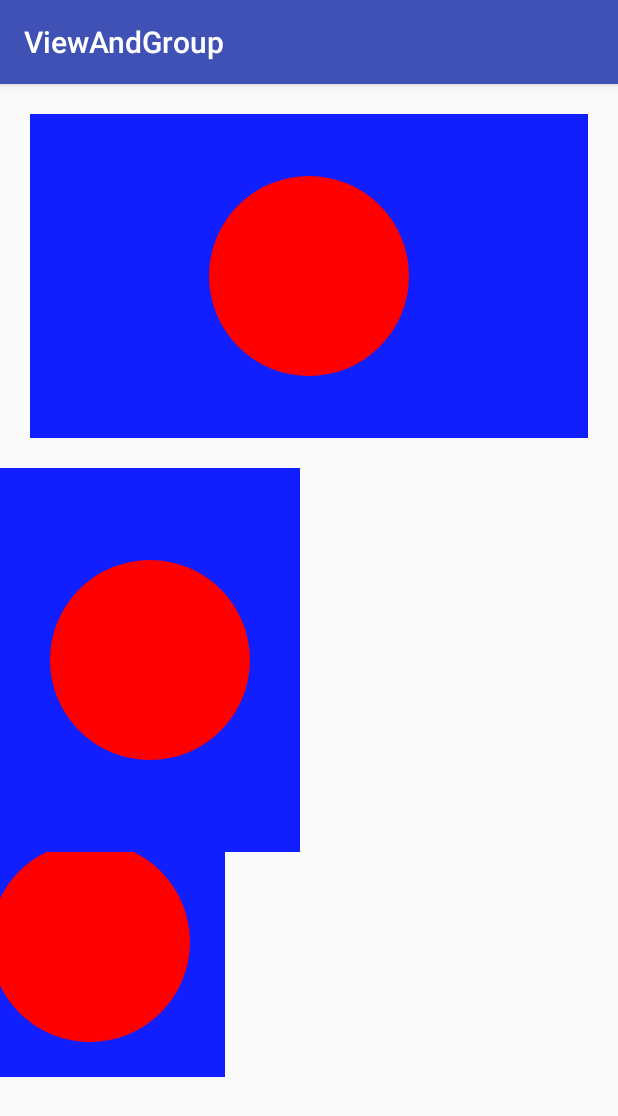
After one commit to baojie0327/ViewAndGroup, an Android app: the CustomViewBasicActivity screen opened directly, with no data from a screen before it, on a phone screen of 412 x 824 dp. The commit adds this screen. Shown: the top 1116 px of the screen. Run offline under Robolectric (Android 15) with nearby library versions, the phone set to English and light mode, and no system bars.

Commit message:
custom view

```diff
--- a/app/src/main/AndroidManifest.xml
+++ b/app/src/main/AndroidManifest.xml
@@ -27,6 +27,8 @@
         </activity>
         <activity android:name=".activity.BazierActivity">
         </activity>
+        <activity android:name=".activity.CustomViewBasicActivity">
+        </activity>
     </application>
 
 </manifest>
--- a/app/src/main/java/com/example/ahuang/viewandgroup/MainActivity.java
+++ b/app/src/main/java/com/example/ahuang/viewandgroup/MainActivity.java
@@ -11,6 +11,7 @@ import android.widget.LinearLayout;
 
 import com.example.ahuang.viewandgroup.activity.BazierActivity;
 import com.example.ahuang.viewandgroup.activity.CanvasOperationActivity;
+import com.example.ahuang.viewandgroup.activity.CustomViewBasicActivity;
 import com.example.ahuang.viewandgroup.activity.DrawActivity;
 import com.example.ahuang.viewandgroup.activity.DrawPathActivity;
 import com.example.ahuang.viewandgroup.adapter.MainAdapter;
@@ -44,6 +45,7 @@ public class MainActivity extends AppCompatActivity implements View.OnClickListe
         list.add("Canvas操作");
         list.add("Path的绘制");
         list.add("贝赛尔曲线");
+        list.add("自定义View基础");
 
         Log.d("hbj",list.size()+"");
 
@@ -76,6 +78,10 @@ public class MainActivity extends AppCompatActivity implements View.OnClickListe
                         Intent intent_bazier=new Intent(MainActivity.this, BazierActivity.class);
                         startActivity(intent_bazier);
                         break;
+                    case 5: //自定义View基础
+                        Intent intent_basic=new Intent(MainActivity.this, CustomViewBasicActivity.class);
+                        startActivity(intent_basic);
+                        break;
 
                 }
             }
--- /dev/null
+++ b/app/src/main/java/com/example/ahuang/viewandgroup/View/BasicCustomView.java
@@ -0,0 +1,107 @@
+package com.example.ahuang.viewandgroup.View; /**
+ * BasicCustomView  2017-04-19
+ * Copyright (c) 2017 SSRJ Co.Ltd. All right reserved.
+ */
+
+import android.content.Context;
+import android.graphics.Canvas;
+import android.graphics.Color;
+import android.graphics.Paint;
+import android.util.AttributeSet;
+import android.view.View;
+
+import static android.R.attr.width;
+
+/**
+ * class description here
+ *
+ * @author Borje
+ * @version 1.0.0
+ *          since 2017 04 19
+ */
+public class BasicCustomView extends View {
+
+    private Paint mPaint;
+
+    public BasicCustomView(Context context) {
+        super(context);
+        initView();
+    }
+
+    public BasicCustomView(Context context, AttributeSet attrs) {
+        super(context, attrs);
+        initView();
+    }
+
+    public BasicCustomView(Context context, AttributeSet attrs, int defStyleAttr) {
+        super(context, attrs, defStyleAttr);
+        initView();
+    }
+
+    private void initView() {
+        mPaint = new Paint();
+        mPaint.setColor(Color.RED);
+        mPaint.setStyle(Paint.Style.FILL);
+    }
+
+    @Override
+    protected void onMeasure(int widthMeasureSpec, int heightMeasureSpec) {
+      //  super.onMeasure(widthMeasureSpec, heightMeasureSpec);
+        setMeasuredDimension(measureWidth(widthMeasureSpec),measureHeight(heightMeasureSpec));
+    }
+
+
+    /**
+     * 获得测量的宽度
+     * @param widthMeasureSpec
+     * @return
+     */
+    private int measureWidth(int widthMeasureSpec){
+        int width = 0;
+        int mode=MeasureSpec.getMode(widthMeasureSpec); //获得测量模式
+        int size=MeasureSpec.getSize(widthMeasureSpec); //获得测量值
+        if (mode==MeasureSpec.EXACTLY){ //精准测量模式
+            width=size;
+        }else {
+            width=300;
+            if (mode==MeasureSpec.AT_MOST){
+                width=Math.min(width,size);
+            }
+        }
+        return  width;
+    }
+
+
+    /**
+     * 获得测量的高度
+     * @param heightMeasureSpec
+     * @return
+     */
+    private int measureHeight(int heightMeasureSpec){
+        int height = 0;
+        int mode=MeasureSpec.getMode(heightMeasureSpec); //获得测量模式
+        int size=MeasureSpec.getSize(heightMeasureSpec); //获得测量值
+        if (mode==MeasureSpec.EXACTLY){ //精准测量模式
+            height=size;
+        }else {
+            height=300;
+            if (mode==MeasureSpec.AT_MOST){
+                height=Math.min(width,size);
+            }
+        }
+        return  height;
+    }
+
+    @Override
+    protected void onDraw(Canvas canvas) {
+        super.onDraw(canvas);
+        final int paddingLeft=getPaddingLeft();
+        final int paddingRight=getPaddingRight();
+        final int paddingTop=getPaddingTop();
+        final int paddingBottom=getPaddingBottom();
+        int width = getWidth()-(paddingLeft+paddingRight);
+        int height = getHeight()-(paddingTop+paddingBottom);
+       canvas.translate(width/2,height/2);
+        canvas.drawCircle(0,0,100,mPaint);
+    }
+}
--- /dev/null
+++ b/app/src/main/java/com/example/ahuang/viewandgroup/activity/CustomViewBasicActivity.java
@@ -0,0 +1,15 @@
+package com.example.ahuang.viewandgroup.activity;
+
+import android.os.Bundle;
+import android.support.v7.app.AppCompatActivity;
+
+import com.example.ahuang.viewandgroup.R;
+
+public class CustomViewBasicActivity extends AppCompatActivity {
+
+    @Override
+    protected void onCreate(Bundle savedInstanceState) {
+        super.onCreate(savedInstanceState);
+        setContentView(R.layout.activity_custom_view_basic);
+    }
+}
--- /dev/null
+++ b/app/src/main/res/layout/activity_custom_view_basic.xml
@@ -0,0 +1,41 @@
+<?xml version="1.0" encoding="utf-8"?>
+<LinearLayout
+    xmlns:android="http://schemas.android.com/apk/res/android"
+    xmlns:tools="http://schemas.android.com/tools"
+    android:id="@+id/activity_custom_view_basic"
+    android:layout_width="match_parent"
+    android:layout_height="match_parent"
+    android:orientation="vertical"
+    tools:context="com.example.ahuang.viewandgroup.activity.CustomViewBasicActivity">
+    <LinearLayout
+        android:layout_width="match_parent"
+        android:layout_height="0dp"
+        android:layout_weight="1">
+        <com.example.ahuang.viewandgroup.View.BasicCustomView
+            android:layout_width="match_parent"
+            android:layout_height="match_parent"
+            android:layout_margin="20dp"
+            android:background="#111fff"/>
+    </LinearLayout>
+    <LinearLayout
+        android:layout_width="match_parent"
+        android:layout_height="0dp"
+        android:layout_weight="1">
+        <com.example.ahuang.viewandgroup.View.BasicCustomView
+            android:layout_width="wrap_content"
+            android:layout_height="wrap_content"
+            android:background="#111fff"/>
+    </LinearLayout>
+    <LinearLayout
+        android:layout_width="match_parent"
+        android:layout_height="0dp"
+        android:layout_weight="1">
+        <com.example.ahuang.viewandgroup.View.BasicCustomView
+            android:layout_width="150dp"
+            android:layout_height="150dp"
+            android:background="#111fff"
+            android:paddingLeft="30dp"
+            android:paddingTop="30dp"/>
+    </LinearLayout>
+
+</LinearLayout>
```
